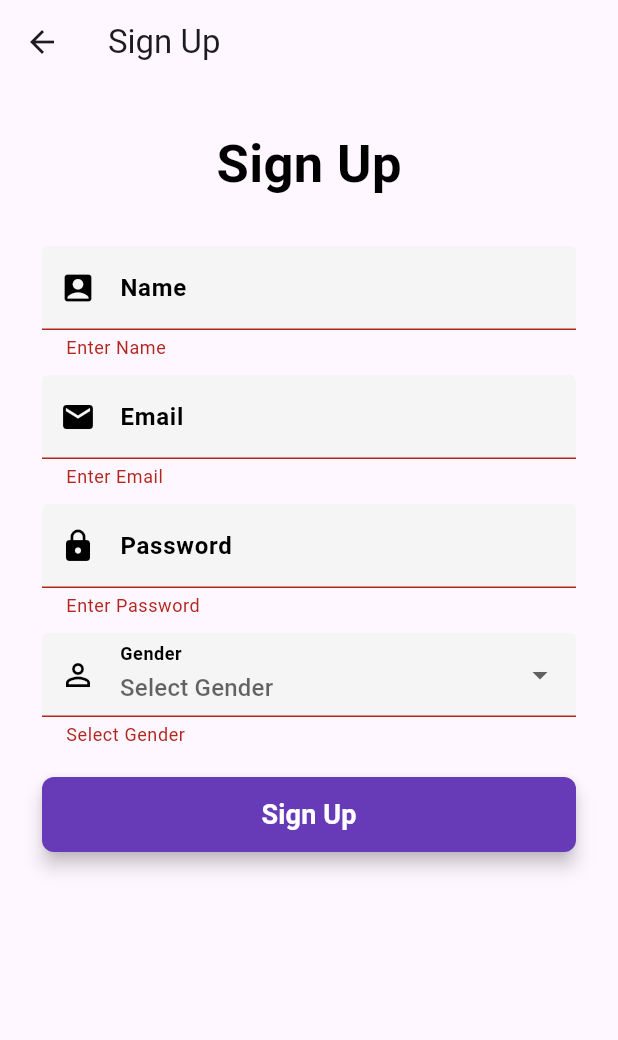
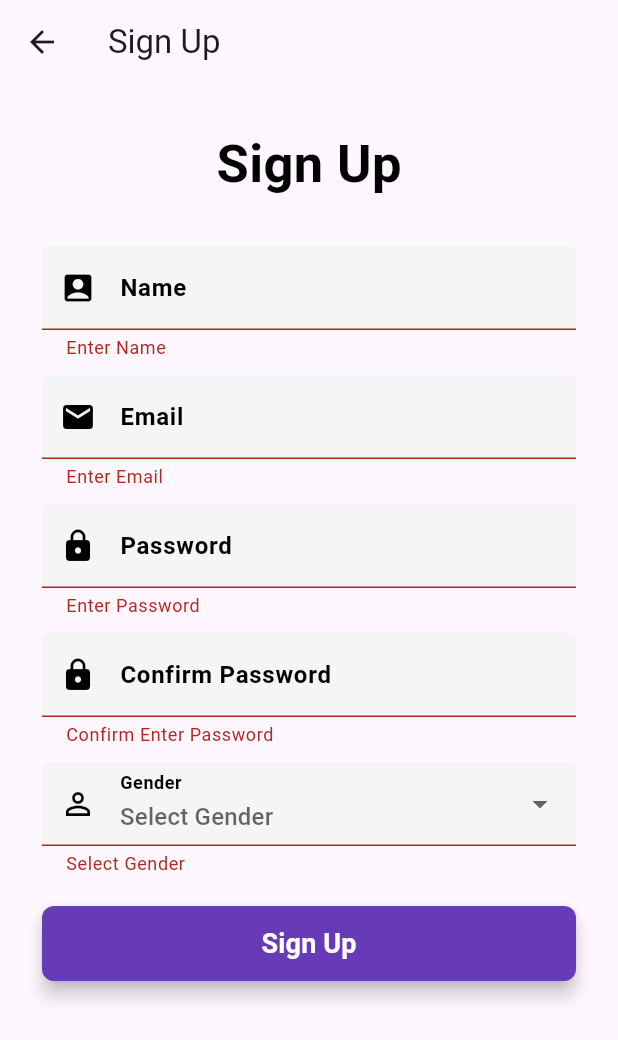
Before and after one commit to park1610/flutter, a Flutter app: the Signup screen opened directly, after a tap on "Sign Up", on a phone screen of 412 x 824 dp. Shown: the top 1040 px of the screen. Run offline on Flutter 3.47's test engine with Material 3 defaults, Android fonts, the phone set to English and light mode, and no system bars; our stand-ins replace get.

Commit message:
apps new

```diff
--- a/lib/signup.dart
+++ b/lib/signup.dart
@@ -103,6 +103,26 @@ class _SignupState extends State<Signup> {
                         return value == null || value.isEmpty ? 'Enter Password' : null;
                       },
                     ),
+                    SizedBox(height: 10),
+                    TextFormField(
+                      controller: passwordController,
+                      keyboardType: TextInputType.visiblePassword,
+                      decoration: _buildInputDecoration(
+                        'Confirm Password',
+                        'Enter Password',
+                        Icons.lock,
+                        Colors.black,
+                      ),
+                      obscureText: true,
+                      style: const TextStyle(
+                        fontSize: 16,
+                        fontFamily: 'Roboto',
+                        fontWeight: FontWeight.w500,
+                      ),
+                      validator: (value) {
+                        return value == null || value.isEmpty ? 'Confirm Enter Password' : null;
+                      },
+                    ),
                     const SizedBox(height: 10),
                     DropdownButtonFormField<String>(
                       decoration: _buildInputDecoration(
--- a/pubspec.yaml
+++ b/pubspec.yaml
@@ -76,6 +76,8 @@ flutter:
   - assets\images\LadderBackchair.jpg
   - assets\images\Thronechair.jpg
   - assets\images\Armchair.jpg
+  - assets\images\logo.png
+
 
 
 
```
Also changed, not shown: lib/details.dart (+11 -17 lines), lib/home.dart (+32 -38 lines), lib/login.dart (+23 -34 lines), assets/images/logo.png (added).
